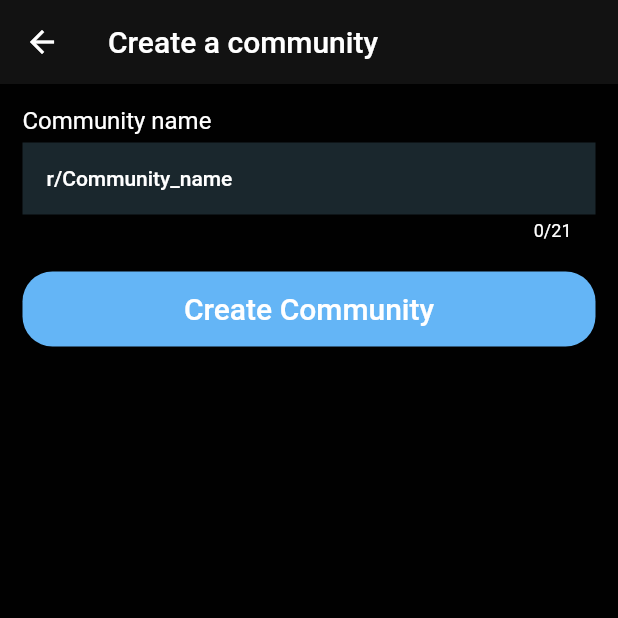
After one commit to Devmatcot/Reddit-Riverpod, a Flutter app: the CreateCommunityScreen screen opened by its route, on a phone screen of 412 x 824 dp, the top half of it. The commit adds this screen. Run offline on Flutter 3.47's test engine with Material 2 defaults, Android fonts, the phone set to English and light mode, and no system bars; our stand-ins replace cloud_firestore, firebase_auth, firebase_core, firebase_storage, flutter_riverpod, fpdart and 2 more; accounts and stored records are empty; network calls fail.

Commit message:
community ✔

```diff
--- a/lib/common/sign_button.dart
+++ b/lib/common/sign_button.dart
@@ -16,6 +16,7 @@ class SignInButton extends ConsumerWidget {
       padding: const EdgeInsets.all(18.0),
       child: ElevatedButton.icon(
           style: ElevatedButton.styleFrom(
+              foregroundColor: Colors.white,
               minimumSize: const Size(double.infinity, 50),
               shape: RoundedRectangleBorder(
                   borderRadius: BorderRadius.circular(20)),
--- a/lib/features/auth/repository/auth_repository.dart
+++ b/lib/features/auth/repository/auth_repository.dart
@@ -19,9 +19,6 @@ final authRepositoryProvider = Provider((ref) {
       googleSignIn: ref.read(googleProvider));
 });
 
-
-
-
 class AuthRepository {
   final FirebaseAuth _auth;
   final FirebaseFirestore _firestore;
@@ -36,6 +33,7 @@ class AuthRepository {
 
   CollectionReference get _users =>
       _firestore.collection(FirebaseConstants.usersCollection);
+  Stream<User?> get authStateChange => _auth.authStateChanges();
 
   FutureEither<UserModel> singWithGoogle() async {
     try {
@@ -66,6 +64,8 @@ class AuthRepository {
         // userModel.toString().log();
       }
       return right(userModel);
+    } on FirebaseException catch (e) {
+      throw e.message!;
     } catch (e) {
       e.log();
       return left(Failure(e.toString()));
--- a/lib/features/auth/screens/login_screen.dart
+++ b/lib/features/auth/screens/login_screen.dart
@@ -44,7 +44,7 @@ class LoginScreen extends ConsumerWidget {
               height: 400,
             ),
           ),
-          ref.watch(authControllerProvider)? CircularProgressIndicator(): SignInButton()
+          ref.watch(authControllerProvider)? const CircularProgressIndicator():const SignInButton()
         ],
       ),
     );
--- /dev/null
+++ b/lib/features/community/controller/community_controller.dart
@@ -0,0 +1,61 @@
+import 'package:flutter/material.dart';
+import 'package:flutter_reddit/core/constants/constants.dart';
+import 'package:flutter_reddit/features/auth/controller/auth_controller.dart';
+import 'package:flutter_reddit/model/communities_model.dart';
+import 'package:flutter_riverpod/flutter_riverpod.dart';
+import 'package:routemaster/routemaster.dart';
+import '../../../core/utilis/snackbar.dart';
+import '../repository/community_repository.dart';
+
+final communityControlerProvider =
+    StateNotifierProvider<CommunityController, bool>((ref) {
+  return CommunityController(
+      communityRepository: ref.read(communityRepoProvider), ref: ref);
+});
+
+final userCommunityProvider = StreamProvider((ref) {
+  final community = ref.watch(communityControlerProvider.notifier);
+  return community.getUserCommunity();
+});
+
+final getCommunityByNameProvider = StreamProvider.family((ref, String name) {
+  final community = ref.watch(communityControlerProvider.notifier);
+  return community.getCommunityByName(name);
+});
+
+class CommunityController extends StateNotifier<bool> {
+  final CommunityRepository _communityRepostory;
+  final Ref _ref;
+  CommunityController(
+      {required CommunityRepository communityRepository, required Ref ref})
+      : _communityRepostory = communityRepository,
+        _ref = ref,
+        super(false);
+
+  void createCommunity(BuildContext context, String name) async {
+    state = true;
+    String uid = _ref.watch(userProvider)?.uid ?? "";
+    Community community = Community(
+        id: name,
+        name: name,
+        banner: Constants.bannerDefault,
+        avatar: Constants.avatarDefault,
+        members: [uid],
+        mods: [uid]);
+    final res = await _communityRepostory.createCommunity(community);
+    state = false;
+    res.fold((l) => showSnackBar(context, l.message), (r) {
+      showSnackBar(context, 'Community created succesfully');
+      Routemaster.of(context).pop();
+    });
+  }
+
+  Stream<List<Community>> getUserCommunity() {
+    String uid = _ref.read(userProvider)!.uid;
+    return _communityRepostory.getUserCommunities(uid);
+  }
+
+  Stream<Community> getCommunityByName(String name) {
+    return _communityRepostory.getCommunityByName(name);
+  }
+}
--- /dev/null
+++ b/lib/features/community/repository/community_repository.dart
@@ -0,0 +1,57 @@
+import 'package:cloud_firestore/cloud_firestore.dart';
+import 'package:flutter_reddit/core/constants/firebase_constants.dart';
+import 'package:flutter_reddit/provider/failure.dart';
+import 'package:flutter_riverpod/flutter_riverpod.dart';
+import 'package:fpdart/fpdart.dart';
+
+import '../../../model/communities_model.dart';
+import '../../../provider/firebase_provider.dart';
+import '../../../provider/typedef.dart';
+
+final communityRepoProvider = Provider<CommunityRepository>((ref) {
+  return CommunityRepository(firestore: ref.read(fireStoreProvider));
+});
+
+class CommunityRepository {
+  final FirebaseFirestore _firestore;
+  CommunityRepository({required FirebaseFirestore firestore})
+      : _firestore = firestore;
+  CollectionReference get _communties =>
+      _firestore.collection(FirebaseConstants.communitiesCollection);
+
+  FutureVoid createCommunity(Community community) async {
+    try {
+      final exitCommunities = await _communties.doc(community.name).get();
+      if (exitCommunities.exists) {
+        throw 'Communities with same name already exit';
+      }
+      return right(_communties.doc(community.name).set(community.toMap()));
+    } on FirebaseException catch (e) {
+      throw e.message!;
+    } catch (e) {
+      return left(
+        Failure(
+          e.toString(),
+        ),
+      );
+    }
+  }
+
+  Stream<List<Community>> getUserCommunities(String uid) {
+    return _communties
+        .where('members', arrayContains: uid)
+        .snapshots()
+        .map((event) {
+      List<Community> community = [];
+      for (var doc in event.docs) {
+        community.add(Community.fromMap(doc.data() as Map<String, dynamic>));
+      }
+      return community;
+    });
+  }
+
+  Stream<Community> getCommunityByName(String name) {
+    return _communties.doc(name.replaceAll('%20', ' ')).snapshots().map(
+        (event) => Community.fromMap(event.data() as Map<String, dynamic>));
+  }
+}
--- /dev/null
+++ b/lib/features/community/screen/create_community.dart
@@ -0,0 +1,85 @@
+import 'package:flutter/material.dart';
+import 'package:flutter_reddit/core/common/loader.dart';
+import 'package:flutter_reddit/core/constants/constants.dart';
+import 'package:flutter_reddit/core/extenstion/widget.dart';
+import 'package:flutter_reddit/theme/pallete.dart';
+import 'package:flutter_riverpod/flutter_riverpod.dart';
+
+import '../controller/community_controller.dart';
+
+class CreateCommunityScreen extends ConsumerStatefulWidget {
+  static const String path = '/create-communities';
+  const CreateCommunityScreen({super.key});
+
+  @override
+  ConsumerState<ConsumerStatefulWidget> createState() =>
+      _CommunityScreenState();
+}
+
+class _CommunityScreenState extends ConsumerState<CreateCommunityScreen> {
+  TextEditingController _communityController = TextEditingController();
+  @override
+  void dispose() {
+    super.dispose();
+    _communityController.dispose();
+  }
+
+  void createCommunities() {
+    ref
+        .read(communityControlerProvider.notifier)
+        .createCommunity(context, _communityController.text.trim());
+  }
+
+  @override
+  Widget build(BuildContext context) {
+    return Scaffold(
+      appBar: AppBar(
+        title: const Text('Create a community'),
+      ),
+      body: Padding(
+        padding: const EdgeInsets.all(15.0),
+        child: Column(
+          crossAxisAlignment: CrossAxisAlignment.start,
+          children: [
+            const Text(
+              'Community name',
+              style: TextStyle(fontSize: 16),
+            ),
+            5.0.spacingH,
+            TextField(
+              controller: _communityController,
+              maxLength: 21,
+              decoration: const InputDecoration(
+                  hintText: 'r/Community_name',
+                  filled: true,
+                  fillColor: Pallete.greyColor,
+                  border: InputBorder.none),
+            ),
+            20.0.spacingH,
+            Consumer(
+              builder: (context, ref, child) {
+                final provide = ref.watch(communityControlerProvider);
+                return ElevatedButton(
+                  style: ElevatedButton.styleFrom(
+                      foregroundColor: Colors.white,
+                      shape: RoundedRectangleBorder(
+                        borderRadius: BorderRadius.circular(20),
+                      ),
+                      minimumSize: const Size(double.infinity, 50),
+                      backgroundColor: Pallete.blueColor),
+                  onPressed: createCommunities,
+                  child: provide
+                      ? const Loader()
+                      : const Text(
+                          'Create Community',
+                          style: TextStyle(fontSize: 20),
+                        ),
+                );
+              },
+            )
+          ],
+        ),
+      ),
+    );
+  }
+}
--- a/lib/main.dart
+++ b/lib/main.dart
@@ -1,27 +1,55 @@
+import 'package:firebase_auth/firebase_auth.dart';
 import 'package:firebase_core/firebase_core.dart';
 import 'package:flutter/material.dart';
+import 'package:flutter_reddit/features/auth/controller/auth_controller.dart';
 import 'package:flutter_reddit/firebase_options.dart';
+import 'package:flutter_reddit/routes.dart';
 import 'package:flutter_reddit/theme/pallete.dart';
 import 'package:flutter_riverpod/flutter_riverpod.dart';
+import 'package:routemaster/routemaster.dart';
 
+import 'core/common/loader.dart';
 import 'features/auth/screens/login_screen.dart';
+import 'model/user_model.dart';
 
 void main() async {
   WidgetsFlutterBinding.ensureInitialized();
   await Firebase.initializeApp(options: DefaultFirebaseOptions.currentPlatform);
-  runApp(const ProviderScope(child: MyApp()));
+  runApp(ProviderScope(child: MyApp()));
 }
 
-class MyApp extends StatelessWidget {
-  const MyApp({super.key});
+class MyApp extends ConsumerWidget {
+  UserModel? userModel;
+  void getData(WidgetRef ref, User data) async {
+    userModel = await ref
+        .watch(authControllerProvider.notifier)
+        .getUserData(data.uid)
+        .first;
+    ref.read(userProvider.notifier).update((state) => userModel);
+  }
 
   @override
-  Widget build(BuildContext context) {
-    return MaterialApp(
-      title: 'Reddit App',
-      theme: Pallete.darkModeAppTheme,
-      debugShowCheckedModeBanner: false,
-      home: const LoginScreen(),
-    );
+  Widget build(BuildContext context, WidgetRef ref) {
+    return ref.watch(authStateChangeProvider).when(
+        data: (user) {
+          return MaterialApp.router(
+            title: 'Reddit App',
+
+            theme: Pallete.darkModeAppTheme,
+            debugShowCheckedModeBanner: false,
+            // home: const LoginScreen(),
+            routerDelegate: RoutemasterDelegate(routesBuilder: (context) {
+              if (user != null) {
+                getData(ref, user);
+                return logInRoute;
+              } else {
+                return logOutRoute;
+              }
+            }),
+            routeInformationParser: const RoutemasterParser(),
+          );
+        },
+        error: (e, d) => Text('error occur ${e.toString()}'),
+        loading: () => const Loader());
   }
 }
--- /dev/null
+++ b/lib/model/communities_model.dart
@@ -0,0 +1,88 @@
+// ignore_for_file: public_member_api_docs, sort_constructors_first
+
+import 'package:flutter/foundation.dart';
+
+class Community {
+  final String id;
+  final String name;
+  final String banner;
+  final String avatar;
+  final List<String> members;
+  final List<String> mods;
+  Community({
+    required this.id,
+    required this.name,
+    required this.banner,
+    required this.avatar,
+    required this.members,
+    required this.mods,
+  });
+
+  Community copyWith({
+    String? id,
+    String? name,
+    String? banner,
+    String? avatar,
+    List<String>? members,
+    List<String>? mods,
+  }) {
+    return Community(
+      id: id ?? this.id,
+      name: name ?? this.name,
+      banner: banner ?? this.banner,
+      avatar: avatar ?? this.avatar,
+      members: members ?? this.members,
+      mods: mods ?? this.mods,
+    );
+  }
+
+  Map<String, dynamic> toMap() {
+    return <String, dynamic>{
+      'id': id,
+      'name': name,
+      'banner': banner,
+      'avatar': avatar,
+      'members': members,
+      'mods': mods,
+    };
+  }
+
+  factory Community.fromMap(Map<String, dynamic> map) {
+    return Community(
+        id: map['id'] ?? '',
+        name: map['name']??'',
+        banner: map['banner']??'',
+        avatar: map['avatar']??'',
+        members: List<String>.from(
+          (map['members']),
+        ),
+        mods: List<String>.from((map['mods'])));
+  }
+
+  @override
+  String toString() {
+    return 'Community(id: $id, name: $name, banner: $banner, avatar: $avatar, members: $members, mods: $mods)';
+  }
+
+  @override
+  bool operator ==(covariant Community other) {
+    if (identical(this, other)) return true;
+
+    return other.id == id &&
+        other.name == name &&
+        other.banner == banner &&
+        other.avatar == avatar &&
+        listEquals(other.members, members) &&
+        listEquals(other.mods, mods);
+  }
+
+  @override
+  int get hashCode {
+    return id.hashCode ^
+        name.hashCode ^
+        banner.hashCode ^
+        avatar.hashCode ^
+        members.hashCode ^
+        mods.hashCode;
+  }
+}
--- /dev/null
+++ b/lib/routes.dart
@@ -0,0 +1,37 @@
+//logout route
+import 'package:flutter/material.dart';
+import 'package:flutter_reddit/features/auth/screens/login_screen.dart';
+import 'package:routemaster/routemaster.dart';
+
+import 'features/community/screen/community_screen.dart';
+import 'features/community/screen/create_community.dart';
+import 'features/community/screen/edit_group_screen.dart';
+import 'features/community/screen/mod_tools_screen.dart';
+import 'features/home/screens/home_screen.dart';
+
+final logOutRoute = RouteMap(routes: {
+  '/': (route) => const MaterialPage(
+        child: LoginScreen(),
+      )
+});
+
+final logInRoute = RouteMap(
+  routes: {
+    '/': (route) => const MaterialPage(
+          child: HomeScreen(),
+        ),
+    CreateCommunityScreen.path: (_) => const MaterialPage(
+          child: CreateCommunityScreen(),
+        ),
+    '/r/:name': (route) => MaterialPage(
+        child: CommunityScreen(communityName: route.pathParameters['name']!)),
+    '/mod-tools/:name': (route) => MaterialPage(
+            child: ModToolsScreen(
+          name: route.pathParameters['name']!,
+        )),
+    '/edit-group/:name': (route) => MaterialPage(
+            child: EditGroupScreen(
+          name: route.pathParameters['name']!,
+        ))
+  },
+);
--- a/lib/theme/pallete.dart
+++ b/lib/theme/pallete.dart
@@ -13,6 +13,7 @@ class Pallete {
   static var darkModeAppTheme = ThemeData.dark().copyWith(
     scaffoldBackgroundColor: blackColor,
     cardColor: greyColor,
+    useMaterial3: true,
     appBarTheme: const AppBarTheme(
       backgroundColor: drawerColor,
       iconTheme: IconThemeData(
@@ -23,12 +24,14 @@ class Pallete {
       backgroundColor: drawerColor,
     ),
     primaryColor: redColor,
-    backgroundColor: drawerColor, // will be used as alternative background color
+    backgroundColor:
+        drawerColor, // will be used as alternative background color
   );
 
   static var lightModeAppTheme = ThemeData.light().copyWith(
     scaffoldBackgroundColor: whiteColor,
     cardColor: greyColor,
+    useMaterial3: true,
     appBarTheme: const AppBarTheme(
       backgroundColor: whiteColor,
       elevation: 0,
```
Also changed, not shown: lib/core/common/loader.dart (added, +10 -0 lines), lib/features/auth/controller/auth_controller.dart (+17 -1 lines), lib/features/community/screen/community_screen.dart (added, +88 -0 lines), lib/features/community/screen/edit_group_screen.dart (added, +28 -0 lines), lib/features/community/screen/mod_tools_screen.dart (added, +30 -0 lines), lib/features/home/drawer/communities_list_drawer.dart (added, +54 -0 lines), lib/features/home/screens/home_screen.dart (added, +54 -0 lines).
